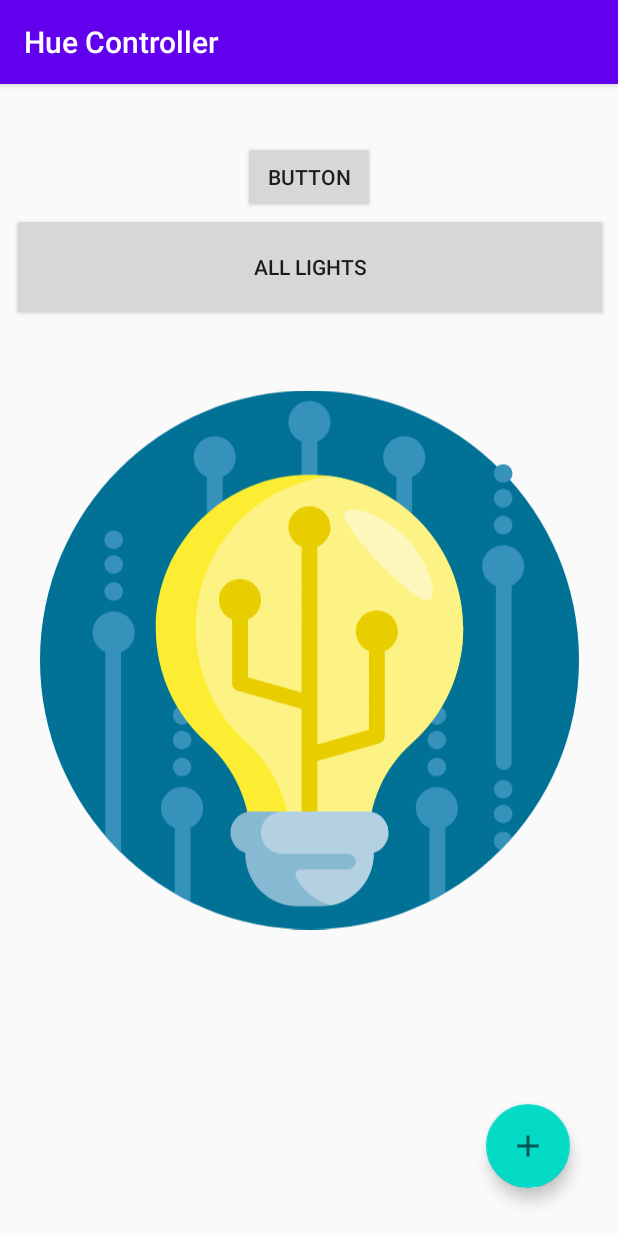
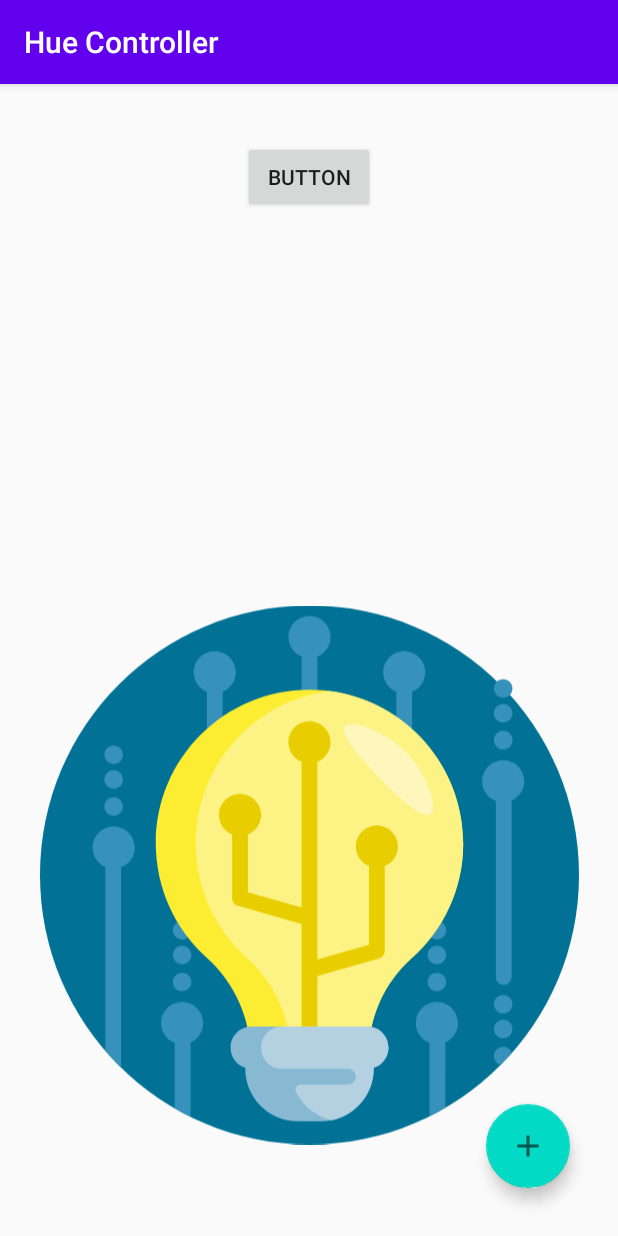
Before and after one commit to Rafaelrico7/ost-mge-hue-controller, an Android app: the screen it shows after launch (MainActivity), after a tap on "BUTTON", on a phone screen of 412 x 824 dp. Run offline under Robolectric (Android 15) with nearby library versions, the phone set to English and light mode, and no system bars; our stand-ins replace Volley; network calls fail.

Commit message:
GUI refactored

```diff
--- a/app/src/main/java/com/example/hue/MainActivity.kt
+++ b/app/src/main/java/com/example/hue/MainActivity.kt
@@ -22,23 +22,7 @@ class MainActivity : AppCompatActivity() {
         HttpsTrustManager.allowAllSSL()
         val mem = Memory(this)
         mem.setIpAddr("192.168.50.149")
-        val demoLight = Light(true, 254,256,10000, "Bettlampe")
-        val demoLight2 = Light(false, 200,200,100, "Lightstrip")
-        mem.addLight(demoLight)
-        mem.addLight(demoLight2)
-        mem.persistLights(this)
 
-        val viewManager = LinearLayoutManager(this)
-        val viewAdapter = LightAdapter(mem.getLights(this))
-
-        allLights.setOnClickListener {
-
-            recView.apply {
-                layoutManager = viewManager
-                adapter = viewAdapter
-
-            }
-        }
         button2.setOnClickListener {
 
             val user = mem.getUser(this)
--- a/app/src/main/java/com/example/hue/SettingsActivity.kt
+++ b/app/src/main/java/com/example/hue/SettingsActivity.kt
@@ -7,6 +7,7 @@ import android.widget.EditText
 
 import androidx.appcompat.app.AppCompatActivity
 import androidx.preference.PreferenceFragmentCompat
+import com.example.hue.model.Memory
 import kotlinx.android.synthetic.main.settings_activity.*
 
 class SettingsActivity : AppCompatActivity() {
@@ -37,6 +38,9 @@ class SettingsActivity : AppCompatActivity() {
     fun getBridgeIP(view: View){
         val text = findViewById<EditText>(R.id.editText)
         val ip = editText.text.toString()
+        val mem = Memory( this )
+        mem.setIpAddr(ip)
+
 
 
     }
--- a/app/src/main/res/layout/activity_main.xml
+++ b/app/src/main/res/layout/activity_main.xml
@@ -6,19 +6,6 @@
     android:layout_height="match_parent"
     tools:context="com.example.hue.MainActivity">
 
-
-    <Button
-        android:id="@+id/allLights"
-        android:layout_width="397dp"
-        android:layout_height="72dp"
-        android:layout_marginStart="8dp"
-        android:layout_marginEnd="8dp"
-        android:text="@string/allLightsButton"
-        app:layout_constraintEnd_toEndOf="parent"
-        app:layout_constraintHorizontal_bias="0.0"
-        app:layout_constraintStart_toStartOf="parent"
-        app:layout_constraintTop_toBottomOf="@+id/button2" />
-
     <Button
         android:id="@+id/button2"
         android:layout_width="wrap_content"
@@ -26,15 +13,6 @@
         android:layout_marginTop="38dp"
         android:text="Button"
         app:layout_constraintEnd_toEndOf="parent"
-        app:layout_constraintStart_toStartOf="parent"
-        app:layout_constraintTop_toTopOf="parent" />
-
-    <androidx.recyclerview.widget.RecyclerView
-        android:id="@+id/recView"
-        android:layout_width="match_parent"
-        android:layout_height="match_parent"
-        app:layout_constraintEnd_toEndOf="parent"
-        app:layout_constraintHorizontal_bias="0.0"
         app:layout_constraintStart_toStartOf="parent"
         app:layout_constraintTop_toTopOf="parent" />
 
```
